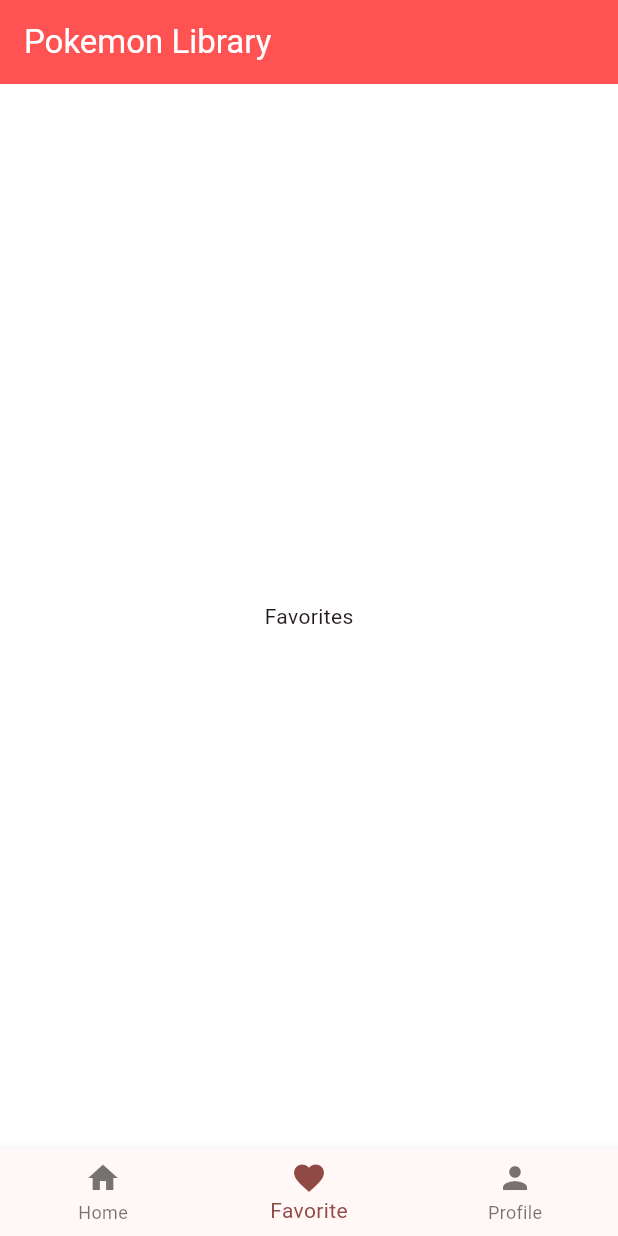
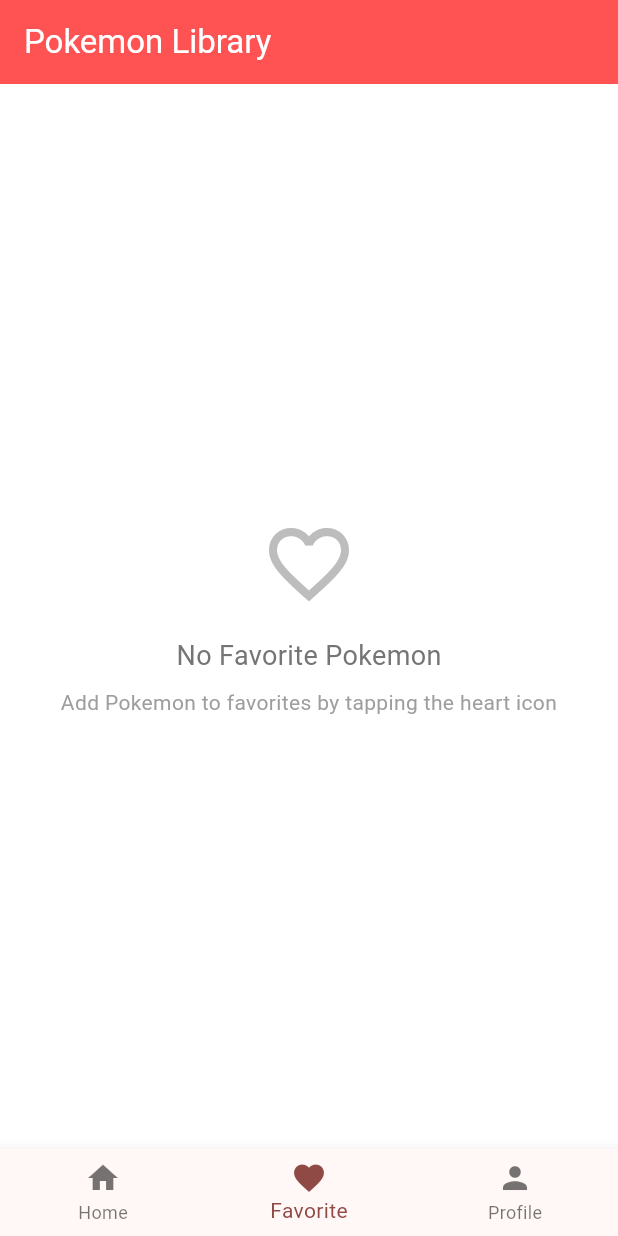
Before and after one commit to thato-codes-4-fun/pokedex_assessment, a Flutter app: the screen it shows once a user with an empty profile is signed in, item 2 of the bottom bar chosen, on a phone screen of 412 x 824 dp. Run offline on Flutter 3.47's test engine with Material 3 defaults, Android fonts, the light colour scheme and no system bars; our stand-ins replace firebase_auth, firebase_core, hive_flutter; accounts and stored records are empty; network calls fail.

Commit message:
added favorites screen and functionality

```diff
--- a/lib/main.dart
+++ b/lib/main.dart
@@ -7,9 +7,9 @@
 import 'package:pokedex_assessment/core/theme/app_theme.dart';
 import 'package:pokedex_assessment/firebase_options.dart';
 import 'package:pokedex_assessment/viewmodels/auth_viewmodel.dart';
+import 'package:pokedex_assessment/viewmodels/favourite_viewmodel.dart';
 import 'package:pokedex_assessment/viewmodels/pokemon_viewmodel.dart';
 import 'package:pokedex_assessment/viewmodels/theme_viewmodel.dart';
-import 'package:pokedex_assessment/views/home/home_screen.dart';
 import 'package:provider/provider.dart';
 
 void main() async {
@@ -23,6 +23,7 @@
         ChangeNotifierProvider(create: (context) => themeVM),
         ChangeNotifierProvider(create: (context) => AuthViewModel()),
         ChangeNotifierProvider(create: (context) => PokemonViewModel()),
+        ChangeNotifierProvider(create: (context) => FavouriteViewModel()),
       ],
       child: const MyApp(),
     ),
--- a/lib/services/api/pokemon_service.dart
+++ b/lib/services/api/pokemon_service.dart
@@ -14,7 +14,7 @@
   ) async {
     try {
       final response = await http.get(
-        Uri.parse('$baseUrl/pokemon?limit=$limit&offset=$offset'),
+        Uri.parse('$baseUrl/pokemon?limit=1000&offset=$offset'),
       );
       final data = response.body;
       return PokemonResponse.fromJson(
--- /dev/null
+++ b/lib/services/local/favorite_service.dart
@@ -0,0 +1,51 @@
+import 'package:hive_flutter/hive_flutter.dart';
+
+class FavoriteService {
+  static const String _boxName = 'favoritesBox';
+  static const String _key = 'favoritePokemonsIds';
+
+  static Future<Box> _getBox() async {
+    final box = await Hive.openBox(_boxName);
+    return box;
+  }
+
+  static Future<List<int>> getFavoritePokemonsIds() async {
+    final box = await _getBox();
+    final data = box.get(_key, defaultValue: []);
+    return data is List<int> ? data : [];
+  }
+
+  static Future<void> addFavoritePokemon(int id) async {
+    final box = await _getBox();
+    final favoritePokemonsIds = await getFavoritePokemonsIds();
+    if (!favoritePokemonsIds.contains(id)) {
+      favoritePokemonsIds.add(id);
+      await box.put(_key, favoritePokemonsIds);
+    }
+  }
+
+  static Future<void> removeFavoritePokemon(int id) async {
+    final box = await _getBox();
+    final favoritePokemonsIds = await getFavoritePokemonsIds();
+    if (favoritePokemonsIds.contains(id)) {
+      favoritePokemonsIds.remove(id);
+      await box.put(_key, favoritePokemonsIds);
+    }
+  }
+
+  static Future<bool> handleFavoritePokemon(int id) async {
+    final isFavorite = await getFavoritePokemonsIds();
+    if (isFavorite.contains(id)) {
+      await removeFavoritePokemon(id);
+      return false;
+    } else {
+      await addFavoritePokemon(id);
+      return true;
+    }
+  }
+
+  static Future<void> clearFavorites() async {
+    final box = await _getBox();
+    await box.clear();
+  }
+}
--- /dev/null
+++ b/lib/viewmodels/favourite_viewmodel.dart
@@ -0,0 +1,80 @@
+import 'package:flutter/material.dart';
+import 'package:pokedex_assessment/models/pokemon_details.dart';
+import 'package:pokedex_assessment/services/local/favorite_service.dart';
+import 'package:pokedex_assessment/services/api/pokemon_service.dart';
+
+class FavouriteViewModel extends ChangeNotifier {
+  List<int> _favoritePokemonsIds = [];
+  List<PokemonDetails> _favoritePokemons = [];
+  bool _loading = false;
+
+  List<int> get favoritePokemonsIds => _favoritePokemonsIds;
+  List<PokemonDetails> get favoritePokemons => _favoritePokemons;
+  bool get loading => _loading;
+  int get count => _favoritePokemonsIds.length;
+
+  FavouriteViewModel() {
+    loadFavorites();
+  }
+
+  bool isFavorite(int pokemonId) {
+    return _favoritePokemonsIds.contains(pokemonId);
+  }
+
+  Future<void> loadFavorites() async {
+    try {
+      _loading = true;
+      notifyListeners();
+
+      _favoritePokemonsIds = await FavoriteService.getFavoritePokemonsIds();
+
+      await loadFavoriteDetails();
+    } catch (e) {
+      print('Error loading favorites: $e');
+    } finally {
+      _loading = false;
+      notifyListeners();
+    }
+  }
+
+  Future<void> loadFavoriteDetails() async {
+    if (_favoritePokemonsIds.isEmpty) {
+      _favoritePokemons = [];
+      notifyListeners();
+      return;
+    }
+
+    try {
+      _favoritePokemons = [];
+
+      for (final id in _favoritePokemonsIds) {
+        try {
+          final url = 'https://pokeapi.co/api/v2/pokemon/$id';
+          final details = await PokemonService.getPokemonDetailsByUrl(url);
+          _favoritePokemons.add(details);
+        } catch (e) {
+          print('Error loading favorite Pokemon $id: $e');
+        }
+      }
+
+      notifyListeners();
+    } catch (e) {
+      print('Error loading favorite details: $e');
+    }
+  }
+
+  Future<void> toggleFavorite(int pokemonId) async {
+    await FavoriteService.handleFavoritePokemon(pokemonId);
+    await loadFavorites();
+  }
+
+  Future<void> addFavorite(int pokemonId) async {
+    await FavoriteService.addFavoritePokemon(pokemonId);
+    await loadFavorites();
+  }
+
+  Future<void> removeFavorite(int pokemonId) async {
+    await FavoriteService.removeFavoritePokemon(pokemonId);
+    await loadFavorites();
+  }
+}
--- a/lib/viewmodels/pokemon_viewmodel.dart
+++ b/lib/viewmodels/pokemon_viewmodel.dart
@@ -5,7 +5,6 @@
 
 class PokemonViewModel extends ChangeNotifier {
   List<Pokemon> _pokemons = [];
-  List<PokemonDetails> _pokemonDetails = [];
   PokemonDetails? _pokemonDetail;
   final Map<int, PokemonDetails> _detailsCache = {};
   Pokemon? _selectedPokemon;
--- a/lib/views/favorites/favorites_screen.dart
+++ b/lib/views/favorites/favorites_screen.dart
@@ -1,4 +1,9 @@
 import 'package:flutter/material.dart';
+import 'package:pokedex_assessment/core/routes/app_router.dart';
+import 'package:pokedex_assessment/services/local/favorite_service.dart';
+import 'package:pokedex_assessment/viewmodels/favourite_viewmodel.dart';
+import 'package:pokedex_assessment/viewmodels/pokemon_viewmodel.dart';
+import 'package:provider/provider.dart';
 
 class FavoritesScreen extends StatefulWidget {
   const FavoritesScreen({super.key});
@@ -9,7 +14,88 @@
 
 class _FavoritesScreenState extends State<FavoritesScreen> {
   @override
+  void initState() {
+    super.initState();
+    WidgetsBinding.instance.addPostFrameCallback((_) {
+      context.read<FavouriteViewModel>().loadFavorites();
+    });
+  }
+
+  @override
   Widget build(BuildContext context) {
-    return Center(child: Text('Favorites'));
+    return Consumer<FavouriteViewModel>(
+      builder: (context, favVM, child) {
+        if (favVM.loading) {
+          return const Center(child: CircularProgressIndicator());
+        }
+
+        if (favVM.favoritePokemons.isEmpty) {
+          return Center(
+            child: Column(
+              mainAxisAlignment: MainAxisAlignment.center,
+              children: [
+                Icon(Icons.favorite_border, size: 64, color: Colors.grey[400]),
+                const SizedBox(height: 16),
+                Text(
+                  'No Favorite Pokemon',
+                  style: TextStyle(fontSize: 18, color: Colors.grey[600]),
+                ),
+                const SizedBox(height: 8),
+                Text(
+                  'Add Pokemon to favorites by tapping the heart icon',
+                  textAlign: TextAlign.center,
+                  style: TextStyle(fontSize: 14, color: Colors.grey[500]),
+                ),
+              ],
+            ),
+          );
+        }
+
+        return RefreshIndicator(
+          onRefresh: () => favVM.loadFavorites(),
+          child: ListView.builder(
+            padding: const EdgeInsets.all(16.0),
+            itemCount: favVM.favoritePokemons.length,
+            itemBuilder: (context, index) {
+              final pokemon = favVM.favoritePokemons[index];
+              return Card(
+                margin: const EdgeInsets.only(bottom: 12),
+                child: ListTile(
+                  leading: Image.network(
+                    pokemon.imageUrl,
+                    width: 60,
+                    height: 60,
+                    errorBuilder: (context, error, stackTrace) {
+                      return const Icon(Icons.catching_pokemon, size: 60);
+                    },
+                  ),
+                  title: Text(
+                    pokemon.name.toUpperCase(),
+                    style: const TextStyle(fontWeight: FontWeight.bold),
+                  ),
+                  subtitle: Text(pokemon.types.join(', ').toUpperCase()),
+                  trailing: IconButton(
+                    icon: const Icon(Icons.favorite, color: Colors.red),
+                    onPressed: () async {
+                      await FavoriteService.handleFavoritePokemon(pokemon.id);
+                    },
+                  ),
+                  onTap: () async {
+                    await context
+                        .read<PokemonViewModel>()
+                        .getPokemonDetailsByUrl(
+                          'https://pokeapi.co/api/v2/pokemon/${pokemon.id}',
+                        );
+                    if (context.mounted) {
+                      Navigator.pushNamed(context, AppRouter.pokemonDetails);
+                    }
+                  },
+                ),
+              );
+            },
+          ),
+        );
+      },
+    );
   }
 }
--- a/lib/views/pokemon/pokemon_screen.dart
+++ b/lib/views/pokemon/pokemon_screen.dart
@@ -26,6 +26,7 @@
     _searchController.addListener(() {
       setState(() {
         _searchQuery = _searchController.text.toLowerCase();
+        print(_searchQuery);
       });
     });
 
--- a/lib/views/widgets/pokemon_tile.dart
+++ b/lib/views/widgets/pokemon_tile.dart
@@ -1,7 +1,8 @@
 import 'package:flutter/material.dart';
-import 'package:http/http.dart' as context;
 import 'package:pokedex_assessment/models/pokemon.dart';
-import 'package:pokedex_assessment/viewmodels/pokemon_viewmodel.dart';
+import 'package:pokedex_assessment/services/local/favorite_service.dart';
+import 'package:pokedex_assessment/viewmodels/favourite_viewmodel.dart';
+import 'package:provider/provider.dart';
 
 class PokemonTile extends StatefulWidget {
   final Pokemon pokemon;
@@ -20,23 +21,42 @@
 
   @override
   Widget build(BuildContext context) {
+    return Consumer<FavouriteViewModel>(
+      builder: (context, favVM, child) {
+        final isFavorite = favVM.favoritePokemonsIds.contains(
+          widget.pokemon.id,
+        );
         return InkWell(
           onTap: widget.onTap,
           child: ListTile(
             dense: true,
             title: Text(widget.pokemon.name),
             // subtitle: Text(widget.pokemon.url),
-        leading: Image.network(widget.pokemon.getImageUrl, fit: BoxFit.contain),
+            leading: Image.network(
+              widget.pokemon.getImageUrl,
+              fit: BoxFit.contain,
+            ),
             trailing: IconButton(
-          onPressed: () {
+              onPressed: () async {
+                await FavoriteService.handleFavoritePokemon(widget.pokemon.id);
+                if (context.mounted) {
                   ScaffoldMessenger.of(context).showSnackBar(
-              SnackBar(content: Text('Pokemon added to favorites')),
-            );
-          },
-          icon: Icon(Icons.favorite_border),
-          color: Colors.red,
+                    SnackBar(
+                      content: Text(
+                        isFavorite
+                            ? 'Pokemon added to favorites'
+                            : 'Pokemon removed from favorites',
                       ),
                     ),
                   );
                 }
+              },
+              icon: Icon(Icons.favorite_border),
+              color: isFavorite ? Colors.red : Colors.grey,
+            ),
+          ),
+        );
+      },
+    );
   }
+}
```
Lines whose indentation alone changed are shown as unchanged.
